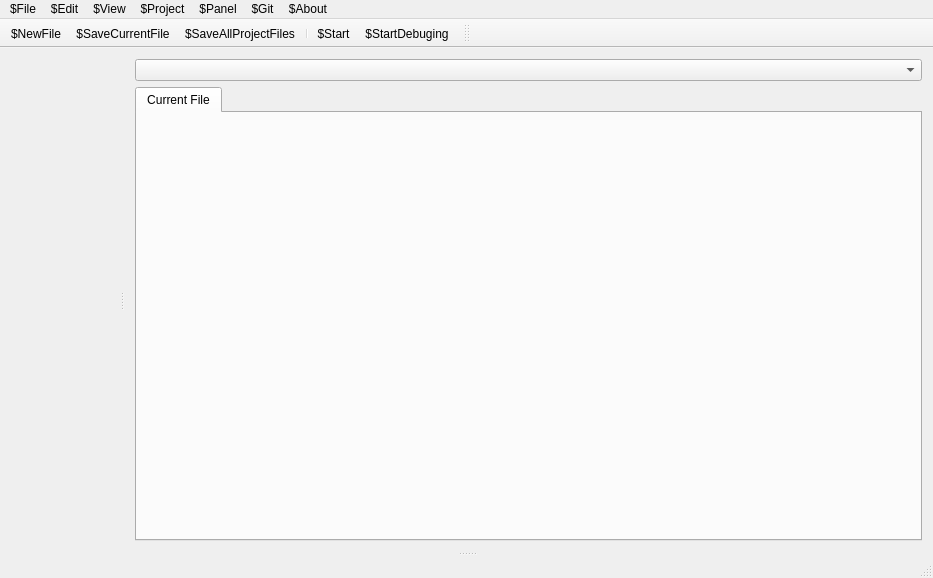
Before: the Qt Designer form newVersion/SmartCode/smartcode.ui in shotInLeg/SmartCode, drawn with Qt 5.
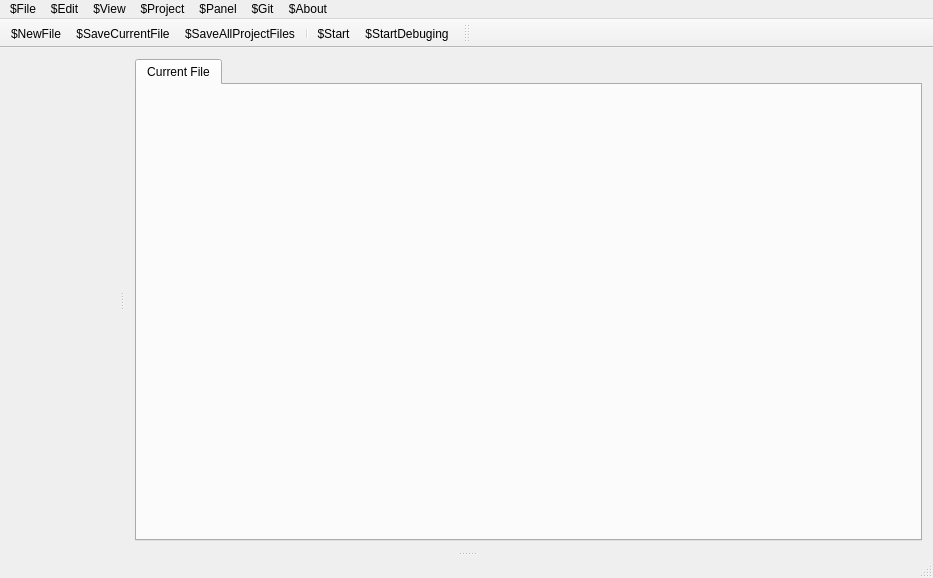
After: the same form once the commit is applied. Icons and pictures are not drawn.

Commit message: Add new dialog SConfirmRemove

Patch:
```diff
--- a/newVersion/SmartCode/smartcode.ui
+++ b/newVersion/SmartCode/smartcode.ui
@@ -52,7 +52,7 @@
        <widget class="QWidget" name="verticalLayoutWidget_2">
         <layout class="QVBoxLayout" name="lCode">
          <item>
-          <widget class="QComboBox" name="cbCurrentInstructionInfo"/>
+          <layout class="QVBoxLayout" name="lCodeEditorInfo"/>
          </item>
          <item>
           <widget class="QTabWidget" name="twOpenedFiles">
```
The commit also changes 6 other files.
